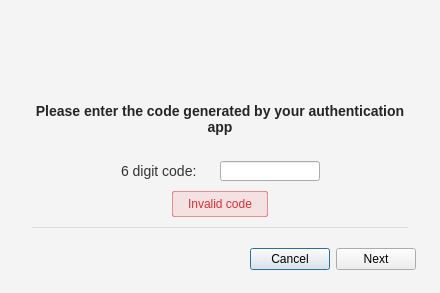
The window that src/MEGASync/gui/linux/Login2FA.ui (meganz/MEGAsync) describes before a commit, drawn with Qt 5.
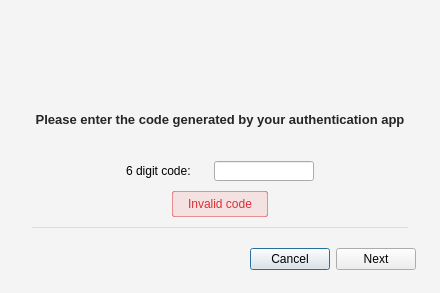
The same window after the commit. Icons and pictures are not drawn. Custom widgets are drawn as their Qt base class.

Commit message: Added lost authenticator device help advice at 2FA login

Diff of the .ui file:
```diff
--- a/src/MEGASync/gui/linux/Login2FA.ui
+++ b/src/MEGASync/gui/linux/Login2FA.ui
@@ -55,16 +55,16 @@
 #lDesc
 {
 	color: rgba(0,0,0,0.85);
-	font-family: &quot;Source Sans Pro&quot;;
-	font-size: 14px;
+	font-family: &quot;SF UI Text&quot;;
+	font-size: 13px;
     font-weight: 500;
 }
 
-#lCode
+#lLostAuthCode
 {
-	color: #333333;
-	font-family: &quot;Source Sans Pro&quot;;
-	font-size: 14px;
+    color: #666666;
+	font-family: &quot;SF UI Text&quot;;
+	font-size: 11px;
 }</string>
   </property>
   <layout class="QVBoxLayout" name="verticalLayout_2">
@@ -554,6 +554,14 @@
    </item>
   </layout>
  </widget>
+ <customwidgets>
+  <customwidget>
+   <class>CocoaHelpButton</class>
+   <extends>QWidget</extends>
+   <header location="global">CocoaHelpButton.h</header>
+   <container>1</container>
+  </customwidget>
+ </customwidgets>
  <tabstops>
   <tabstop>leCode</tabstop>
   <tabstop>bNext</tabstop>
```
Left out of the diff: 60 changed lines with no effect on the pictures. The commit also changes 4 other files.
